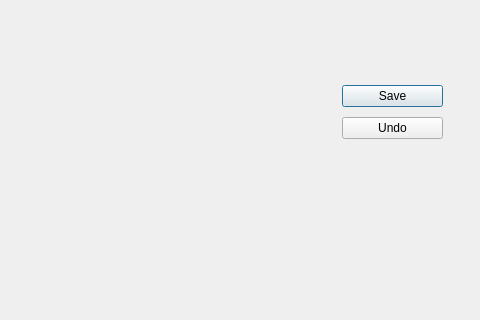
First picture: the form in gui/game.ui, repository Dasio/ICP, before the edit; both pictures show x 438 to 918 and y 259 to 579 of the 918 by 768 pixel window.
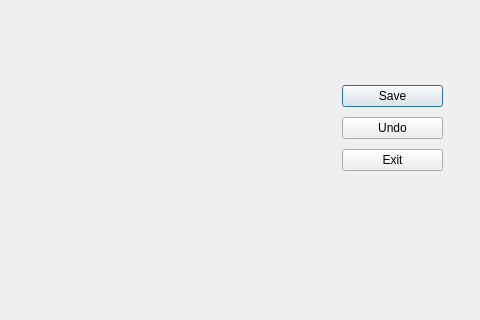
Second picture: the form after the edit.

Commit message: GUI: Added exit buttons

Diff of the .ui file:
```diff
--- a/gui/game.ui
+++ b/gui/game.ui
@@ -145,7 +145,7 @@
      <x>780</x>
      <y>340</y>
      <width>101</width>
-     <height>62</height>
+     <height>95</height>
     </rect>
    </property>
    <layout class="QVBoxLayout" name="verticalLayout_5">
@@ -163,6 +163,13 @@
       </property>
      </widget>
     </item>
+    <item>
+     <widget class="QPushButton" name="exitButton">
+      <property name="text">
+       <string>Exit</string>
+      </property>
+     </widget>
+    </item>
    </layout>
   </widget>
  </widget>
```
The commit also changes 5 other files.
